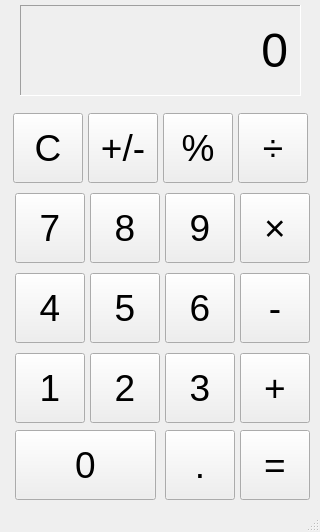
iWaheeb/Basic-Calculator, file calc.ui: the form before one commit.
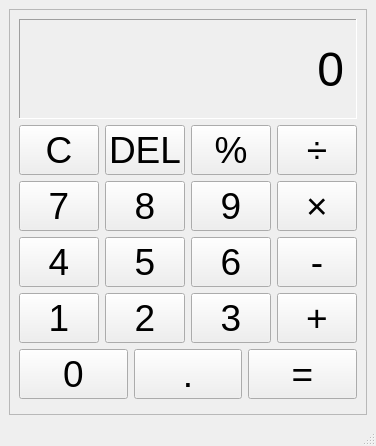
The form after the commit.

```diff
--- a/calc.ui
+++ b/calc.ui
@@ -6,22 +6,33 @@
    <rect>
     <x>0</x>
     <y>0</y>
-    <width>320</width>
-    <height>532</height>
+    <width>360</width>
+    <height>446</height>
    </rect>
   </property>
   <property name="windowTitle">
    <string>الحاسبة</string>
   </property>
   <widget class="QWidget" name="centralwidget">
+   <layout class="QVBoxLayout" name="verticalLayout">
+    <item>
+     <widget class="QFrame" name="frame">
+      <property name="frameShape">
+       <enum>QFrame::StyledPanel</enum>
+      </property>
+      <property name="frameShadow">
+       <enum>QFrame::Raised</enum>
+      </property>
+      <layout class="QHBoxLayout" name="horizontalLayout_6">
+       <item>
+        <layout class="QGridLayout" name="gridLayout">
+         <item row="0" column="0">
    <widget class="QLabel" name="outputField">
-    <property name="geometry">
-     <rect>
-      <x>20</x>
-      <y>5</y>
-      <width>281</width>
-      <height>91</height>
-     </rect>
+           <property name="maximumSize">
+            <size>
+             <width>16777215</width>
+             <height>100</height>
+            </size>
     </property>
     <property name="font">
      <font>
@@ -41,195 +52,11 @@
      <set>Qt::AlignRight|Qt::AlignTrailing|Qt::AlignVCenter</set>
     </property>
    </widget>
-   <widget class="QPushButton" name="cButton">
-    <property name="geometry">
-     <rect>
-      <x>13</x>
-      <y>113</y>
-      <width>70</width>
-      <height>70</height>
-     </rect>
-    </property>
-    <property name="font">
-     <font>
-      <pointsize>28</pointsize>
-     </font>
-    </property>
-    <property name="text">
-     <string>C</string>
-    </property>
-   </widget>
-   <widget class="QPushButton" name="plusMinusButton">
-    <property name="geometry">
-     <rect>
-      <x>88</x>
-      <y>113</y>
-      <width>70</width>
-      <height>70</height>
-     </rect>
-    </property>
-    <property name="font">
-     <font>
-      <pointsize>28</pointsize>
-     </font>
-    </property>
-    <property name="text">
-     <string>+/-</string>
-    </property>
-   </widget>
-   <widget class="QPushButton" name="modButton">
-    <property name="geometry">
-     <rect>
-      <x>163</x>
-      <y>113</y>
-      <width>70</width>
-      <height>70</height>
-     </rect>
-    </property>
-    <property name="font">
-     <font>
-      <pointsize>28</pointsize>
-     </font>
-    </property>
-    <property name="text">
-     <string>%</string>
-    </property>
-   </widget>
-   <widget class="QPushButton" name="divisionButton">
-    <property name="geometry">
-     <rect>
-      <x>238</x>
-      <y>113</y>
-      <width>70</width>
-      <height>70</height>
-     </rect>
-    </property>
-    <property name="font">
-     <font>
-      <pointsize>28</pointsize>
-     </font>
-    </property>
-    <property name="text">
-     <string>÷</string>
-    </property>
-   </widget>
-   <widget class="QPushButton" name="nineButton">
-    <property name="geometry">
-     <rect>
-      <x>165</x>
-      <y>193</y>
-      <width>70</width>
-      <height>70</height>
-     </rect>
-    </property>
-    <property name="font">
-     <font>
-      <pointsize>28</pointsize>
-     </font>
-    </property>
-    <property name="text">
-     <string>9</string>
-    </property>
-   </widget>
-   <widget class="QPushButton" name="multiplyButton">
-    <property name="geometry">
-     <rect>
-      <x>240</x>
-      <y>193</y>
-      <width>70</width>
-      <height>70</height>
-     </rect>
-    </property>
-    <property name="font">
-     <font>
-      <pointsize>28</pointsize>
-     </font>
-    </property>
-    <property name="text">
-     <string>×</string>
-    </property>
-   </widget>
-   <widget class="QPushButton" name="sevenButton">
-    <property name="geometry">
-     <rect>
-      <x>15</x>
-      <y>193</y>
-      <width>70</width>
-      <height>70</height>
-     </rect>
-    </property>
-    <property name="font">
-     <font>
-      <pointsize>28</pointsize>
-     </font>
-    </property>
-    <property name="text">
-     <string>7</string>
-    </property>
-   </widget>
-   <widget class="QPushButton" name="eightButton">
-    <property name="geometry">
-     <rect>
-      <x>90</x>
-      <y>193</y>
-      <width>70</width>
-      <height>70</height>
-     </rect>
-    </property>
-    <property name="font">
-     <font>
-      <pointsize>28</pointsize>
-     </font>
-    </property>
-    <property name="text">
-     <string>8</string>
-    </property>
-   </widget>
-   <widget class="QPushButton" name="sixButton">
-    <property name="geometry">
-     <rect>
-      <x>165</x>
-      <y>273</y>
-      <width>70</width>
-      <height>70</height>
-     </rect>
-    </property>
-    <property name="font">
-     <font>
-      <pointsize>28</pointsize>
-     </font>
-    </property>
-    <property name="text">
-     <string>6</string>
-    </property>
-   </widget>
-   <widget class="QPushButton" name="minusButton">
-    <property name="geometry">
-     <rect>
-      <x>240</x>
-      <y>273</y>
-      <width>70</width>
-      <height>70</height>
-     </rect>
-    </property>
-    <property name="font">
-     <font>
-      <pointsize>28</pointsize>
-     </font>
-    </property>
-    <property name="text">
-     <string>-</string>
-    </property>
-   </widget>
+         </item>
+         <item row="3" column="0">
+          <layout class="QHBoxLayout" name="horizontalLayout_3">
+           <item>
    <widget class="QPushButton" name="fourButton">
-    <property name="geometry">
-     <rect>
-      <x>15</x>
-      <y>273</y>
-      <width>70</width>
-      <height>70</height>
-     </rect>
-    </property>
     <property name="font">
      <font>
       <pointsize>28</pointsize>
@@ -239,15 +66,9 @@
      <string>4</string>
     </property>
    </widget>
+           </item>
+           <item>
    <widget class="QPushButton" name="fiveButton">
-    <property name="geometry">
-     <rect>
-      <x>90</x>
-      <y>273</y>
-      <width>70</width>
-      <height>70</height>
-     </rect>
-    </property>
     <property name="font">
      <font>
       <pointsize>28</pointsize>
@@ -257,51 +78,37 @@
      <string>5</string>
     </property>
    </widget>
-   <widget class="QPushButton" name="threeButton">
-    <property name="geometry">
-     <rect>
-      <x>165</x>
-      <y>353</y>
-      <width>70</width>
-      <height>70</height>
-     </rect>
-    </property>
+           </item>
+           <item>
+            <widget class="QPushButton" name="sixButton">
     <property name="font">
      <font>
       <pointsize>28</pointsize>
      </font>
     </property>
     <property name="text">
-     <string>3</string>
-    </property>
-   </widget>
-   <widget class="QPushButton" name="plusButton">
-    <property name="geometry">
-     <rect>
-      <x>240</x>
-      <y>353</y>
-      <width>70</width>
-      <height>70</height>
-     </rect>
-    </property>
+              <string>6</string>
+             </property>
+            </widget>
+           </item>
+           <item>
+            <widget class="QPushButton" name="minusButton">
     <property name="font">
      <font>
       <pointsize>28</pointsize>
      </font>
     </property>
     <property name="text">
-     <string>+</string>
-    </property>
-   </widget>
+              <string>-</string>
+             </property>
+            </widget>
+           </item>
+          </layout>
+         </item>
+         <item row="4" column="0">
+          <layout class="QHBoxLayout" name="horizontalLayout_4">
+           <item>
    <widget class="QPushButton" name="oneButton">
-    <property name="geometry">
-     <rect>
-      <x>15</x>
-      <y>353</y>
-      <width>70</width>
-      <height>70</height>
-     </rect>
-    </property>
     <property name="font">
      <font>
       <pointsize>28</pointsize>
@@ -311,15 +118,9 @@
      <string>1</string>
     </property>
    </widget>
+           </item>
+           <item>
    <widget class="QPushButton" name="twoButton">
-    <property name="geometry">
-     <rect>
-      <x>90</x>
-      <y>353</y>
-      <width>70</width>
-      <height>70</height>
-     </rect>
-    </property>
     <property name="font">
      <font>
       <pointsize>28</pointsize>
@@ -329,15 +130,101 @@
      <string>2</string>
     </property>
    </widget>
+           </item>
+           <item>
+            <widget class="QPushButton" name="threeButton">
+             <property name="font">
+              <font>
+               <pointsize>28</pointsize>
+              </font>
+             </property>
+             <property name="text">
+              <string>3</string>
+             </property>
+            </widget>
+           </item>
+           <item>
+            <widget class="QPushButton" name="plusButton">
+             <property name="font">
+              <font>
+               <pointsize>28</pointsize>
+              </font>
+             </property>
+             <property name="text">
+              <string>+</string>
+             </property>
+            </widget>
+           </item>
+          </layout>
+         </item>
+         <item row="2" column="0">
+          <layout class="QHBoxLayout" name="horizontalLayout_2">
+           <item>
+            <widget class="QPushButton" name="sevenButton">
+             <property name="font">
+              <font>
+               <pointsize>28</pointsize>
+              </font>
+             </property>
+             <property name="text">
+              <string>7</string>
+             </property>
+            </widget>
+           </item>
+           <item>
+            <widget class="QPushButton" name="eightButton">
+             <property name="font">
+              <font>
+               <pointsize>28</pointsize>
+              </font>
+             </property>
+             <property name="text">
+              <string>8</string>
+             </property>
+            </widget>
+           </item>
+           <item>
+            <widget class="QPushButton" name="nineButton">
+             <property name="font">
+              <font>
+               <pointsize>28</pointsize>
+              </font>
+             </property>
+             <property name="text">
+              <string>9</string>
+             </property>
+            </widget>
+           </item>
+           <item>
+            <widget class="QPushButton" name="multiplyButton">
+             <property name="font">
+              <font>
+               <pointsize>28</pointsize>
+              </font>
+             </property>
+             <property name="text">
+              <string>×</string>
+             </property>
+            </widget>
+           </item>
+          </layout>
+         </item>
+         <item row="5" column="0">
+          <layout class="QHBoxLayout" name="horizontalLayout_5">
+           <item>
+            <widget class="QPushButton" name="zeroButton">
+             <property name="font">
+              <font>
+               <pointsize>28</pointsize>
+              </font>
+             </property>
+             <property name="text">
+              <string>0</string>
+             </property>
+            </widget>
+           </item>
+           <item>
    <widget class="QPushButton" name="dotButton">
-    <property name="geometry">
-     <rect>
-      <x>165</x>
-      <y>430</y>
-      <width>70</width>
-      <height>70</height>
-     </rect>
-    </property>
     <property name="font">
      <font>
       <pointsize>28</pointsize>
@@ -347,15 +234,9 @@
      <string>.</string>
     </property>
    </widget>
+           </item>
+           <item>
    <widget class="QPushButton" name="equalButton">
-    <property name="geometry">
-     <rect>
-      <x>240</x>
-      <y>430</y>
-      <width>70</width>
-      <height>70</height>
-     </rect>
-    </property>
     <property name="font">
      <font>
       <pointsize>28</pointsize>
@@ -365,24 +246,67 @@
      <string>=</string>
     </property>
    </widget>
-   <widget class="QPushButton" name="zeroButton">
-    <property name="geometry">
-     <rect>
-      <x>15</x>
-      <y>430</y>
-      <width>141</width>
-      <height>70</height>
-     </rect>
-    </property>
+           </item>
+          </layout>
+         </item>
+         <item row="1" column="0">
+          <layout class="QHBoxLayout" name="horizontalLayout">
+           <item>
+            <widget class="QPushButton" name="cButton">
+             <property name="font">
+              <font>
+               <pointsize>28</pointsize>
+              </font>
+             </property>
+             <property name="text">
+              <string>C</string>
+             </property>
+            </widget>
+           </item>
+           <item>
+            <widget class="QPushButton" name="deleteButton">
     <property name="font">
      <font>
       <pointsize>28</pointsize>
      </font>
     </property>
     <property name="text">
-     <string>0</string>
-    </property>
-   </widget>
+              <string>DEL</string>
+             </property>
+            </widget>
+           </item>
+           <item>
+            <widget class="QPushButton" name="modButton">
+             <property name="font">
+              <font>
+               <pointsize>28</pointsize>
+              </font>
+             </property>
+             <property name="text">
+              <string>%</string>
+             </property>
+            </widget>
+           </item>
+           <item>
+            <widget class="QPushButton" name="divisionButton">
+             <property name="font">
+              <font>
+               <pointsize>28</pointsize>
+              </font>
+             </property>
+             <property name="text">
+              <string>÷</string>
+             </property>
+            </widget>
+           </item>
+          </layout>
+         </item>
+        </layout>
+       </item>
+      </layout>
+     </widget>
+    </item>
+   </layout>
   </widget>
   <widget class="QMenuBar" name="menubar">
    <property name="geometry">
```
Left out of the diff: 2 changed lines with no effect on the pictures. Lines whose indentation alone changed are shown as unchanged.
